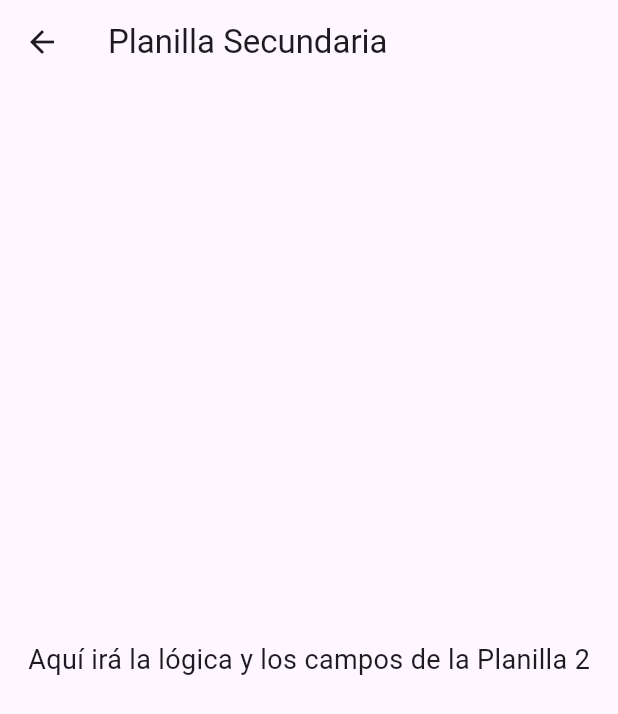
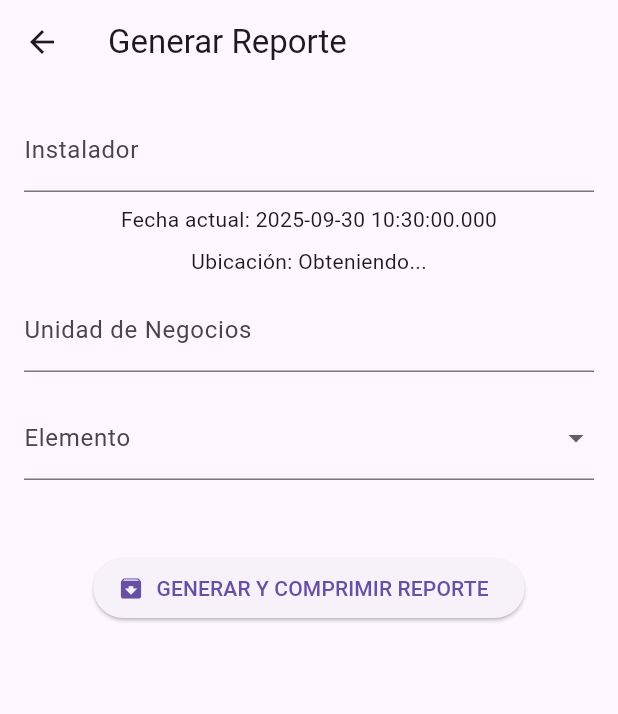
Before and after one commit to aleesilval/planta_externa, a Flutter app: the Planilla2Page screen opened directly, on a phone screen of 412 x 824 dp. Shown: the top 714 px of the screen. Run offline on Flutter 3.47's test engine with Material 3 defaults, Android fonts, the phone set to English and light mode, and no system bars; our stand-ins replace file_picker, flutter_map, geolocator, latlong2, pdf, printing.

Commit message:
adicion de planilla 2 donde se adicionaran las fotos por elemento para el nap register

```diff
--- a/lib/screens/planilla2.dart
+++ b/lib/screens/planilla2.dart
@@ -1,26 +1,13 @@
 import 'package:flutter/material.dart';
+import 'report_generator_screen.dart';
 
-class Planilla2Page extends StatefulWidget {
-  const Planilla2Page({super.key});
+class Planilla2Page extends StatelessWidget {
+  const Planilla2Page({Key? key}) : super(key: key);
+
   @override
-  State<Planilla2Page> createState() => _Planilla2Page();
-}
-
-class _Planilla2Page extends State<Planilla2Page> {
-  @override
-/*************  ✨ Windsurf Command ⭐  *************/
-  /// Builds a [Scaffold] with an [AppBar] and a centered [Text]
-  /// widget. The [Text] widget displays the text 'Aquí irá la lógica
-  /// y los campos de la Planilla 2' with a font size of 18.
-/*******  d3db5b1f-c3b1-446f-9f9a-707b8582a389  *******/  Widget build(BuildContext context) {
+  Widget build(BuildContext context) {
     return Scaffold(
-      appBar: AppBar(title: const Text('Planilla Secundaria')),
-      body: Center(
-        child: const Text(
-          'Aquí irá la lógica y los campos de la Planilla 2',
-          style: TextStyle(fontSize: 18),
-        ),
-      ),
+      body: ReportGeneratorScreen(),
     );
   }
 }
--- /dev/null
+++ b/lib/screens/report_generator_screen.dart
@@ -0,0 +1,392 @@
+import 'package:flutter/material.dart';
+import 'package:file_picker/file_picker.dart';
+import 'package:geolocator/geolocator.dart';
+import 'report_logic.dart';
+
+class ReportGeneratorScreen extends StatefulWidget {
+  const ReportGeneratorScreen({Key? key}) : super(key: key);
+
+  @override
+  State<ReportGeneratorScreen> createState() => _ReportGeneratorScreenState();
+}
+
+class _ReportGeneratorScreenState extends State<ReportGeneratorScreen> {
+  // Campos fijos
+  final TextEditingController _instaladorController = TextEditingController();
+  final TextEditingController _unidadNegocioController = TextEditingController();
+  DateTime _fechaActual = DateTime.now();
+  Position? _ubicacionActual;
+
+  // Selección de elemento principal
+  String? _elementoSeleccionado;
+  final List<String> _elementos = ['FDT', 'Closure', 'NAP'];
+
+  // Campos dinámicos (según selección)
+  Map<String, TextEditingController> _camposDinamicos = {};
+  String? _closureNaturaleza;
+  String? _fdtConClosureSecundario;
+
+  // Nomenclatura final generada
+  String _nomenclatura = "";
+
+  // Secciones de fotos y adjuntos
+  Map<String, List<PlatformFile>> _fotosPorSeccion = {};
+
+  // Control de pestañas retraíbles
+  Map<String, bool> _seccionesExpand = {};
+
+  bool _generando = false;
+
+  @override
+  void initState() {
+    super.initState();
+    _obtenerUbicacion();
+  }
+
+  Future<void> _obtenerUbicacion() async {
+    try {
+      final pos = await Geolocator.getCurrentPosition();
+      setState(() {
+        _ubicacionActual = pos;
+      });
+    } catch (e) {
+      // Manejo básico de error de ubicación
+    }
+  }
+
+  void _actualizarNomenclatura() {
+    // LOGICA para generar la nomenclatura según la selección y campos
+    // (Ver archivo aparte para mantener limpio si crece)
+    setState(() {
+      _nomenclatura = obtenerNomenclatura(
+        elemento: _elementoSeleccionado,
+        closureNaturaleza: _closureNaturaleza,
+        fdtConClosureSecundario: _fdtConClosureSecundario,
+        campos: _camposDinamicos.map((k, v) => MapEntry(k, v.text)),
+      );
+    });
+  }
+
+  List<String> _seccionesFotos() {
+    // Devuelve las secciones de adjuntos según selección
+    if (_elementoSeleccionado == "NAP") {
+      return [
+        "Etiquetas del elemento",
+        "Bandejas de puertos",
+        "Bandejas de empalmes",
+        "Instalacion Tanquilla o Poste",
+      ];
+    } else if (_elementoSeleccionado == "Closure") {
+      switch (_closureNaturaleza) {
+        case "Distribucion":
+          return [
+            "Etiquetado del elemento",
+            "Instalacion Tanquilla o Poste",
+            "Salidas del elemento",
+            "Bandejas",
+          ];
+        case "Continuidad":
+          return [
+            "Instalacion Tanquilla o Poste",
+            "Salidas del elemento",
+            "Lateral derecho",
+            "Lateral izquierdo",
+            "Bandejas",
+          ];
+        case "Reparacion":
+          return [
+            "Instalacion Tanquilla o Poste",
+            "Salidas del elemento",
+            "lateral derecho",
+            "Lateral izquierdo",
+            "Bandejas",
+          ];
+        case "Secundario":
+          return [
+            "Etiquetado del elemento",
+            "Instalacion Tanquilla o Poste",
+            "Salidas del elemento",
+            "Bandejas",
+          ];
+        default:
+          return [];
+      }
+    } else if (_elementoSeleccionado == "FDT") {
+      return [
+        "Etiquetado del elemento",
+        "Salidas del elemento",
+        "Bandejas de alimentacion",
+        "Bandejas de Splitter",
+        "Instalacion de Tanquilla o Poste",
+      ];
+    }
+    return [];
+  }
+
+  Widget _buildCamposDinamicos() {
+    List<Widget> campos = [];
+    _camposDinamicos.clear();
+
+    if (_elementoSeleccionado == "NAP") {
+      campos.addAll([
+        _buildCampo("Numero de FDT"),
+        _buildCampo("Numero de cable secundario"),
+        _buildCampo("Numero de NAP"),
+      ]);
+    } else if (_elementoSeleccionado == "Closure") {
+      campos.add(
+        DropdownButtonFormField<String>(
+          value: _closureNaturaleza,
+          items: [
+            "Distribucion",
+            "Continuidad",
+            "Secundario",
+            "Reparacion",
+          ].map((s) => DropdownMenuItem(value: s, child: Text(s))).toList(),
+          onChanged: (v) {
+            setState(() {
+              _closureNaturaleza = v;
+              _actualizarNomenclatura();
+            });
+          },
+          decoration: InputDecoration(labelText: "Naturaleza"),
+        ),
+      );
+      if (_closureNaturaleza == "Distribucion") {
+        campos.addAll([
+          _buildCampo("Feeder"),
+          _buildCampo("Nro Closure"),
+        ]);
+      } else if (_closureNaturaleza == "Secundario") {
+        campos.addAll([
+          _buildCampo("Closure padre"),
+          _buildCampo("Distribucion"),
+          _buildCampo("Closure secundario"),
+        ]);
+      } else if (_closureNaturaleza == "Continuidad") {
+        campos.add(_buildCampo("Nro Closure"));
+      } else if (_closureNaturaleza == "Reparacion") {
+        campos.add(_buildCampo("Nro Closure de reparacion"));
+      }
+    } else if (_elementoSeleccionado == "FDT") {
+      campos.add(
+        DropdownButtonFormField<String>(
+          value: _fdtConClosureSecundario,
+          items: ["Si", "No"].map((s) => DropdownMenuItem(value: s, child: Text(s))).toList(),
+          onChanged: (v) {
+            setState(() {
+              _fdtConClosureSecundario = v;
+              _actualizarNomenclatura();
+            });
+          },
+          decoration: InputDecoration(labelText: "¿Con closure secundario?"),
+        ),
+      );
+      if (_fdtConClosureSecundario == "No") {
+        campos.addAll([
+          _buildCampo("Closure padre"),
+          _buildCampo("Distribucion"),
+          _buildCampo("Nro FDT"),
+        ]);
+      } else if (_fdtConClosureSecundario == "Si") {
+        campos.addAll([
+          _buildCampo("Closure Secundario padre"),
+          _buildCampo("Distribucion"),
+          _buildCampo("Numero de FDT"),
+        ]);
+      }
+    }
+    return Column(children: campos);
+  }
+
+  Widget _buildCampo(String label) {
+    final controller = _camposDinamicos.putIfAbsent(label, () => TextEditingController());
+    return Padding(
+      padding: const EdgeInsets.symmetric(vertical: 4.0),
+      child: TextField(
+        controller: controller,
+        decoration: InputDecoration(labelText: label),
+        onChanged: (_) => _actualizarNomenclatura(),
+      ),
+    );
+  }
+
+  Future<void> _pickImages(String seccion) async {
+    FilePickerResult? result = await FilePicker.platform.pickFiles(
+      allowMultiple: true,
+      type: FileType.image,
+    );
+    if (result != null) {
+      setState(() {
+        _fotosPorSeccion.putIfAbsent(seccion, () => []);
+        _fotosPorSeccion[seccion]!.addAll(result.files);
+      });
+    }
+  }
+
+  Widget _buildFotosSeccion() {
+    // Pestañas retraíbles por sección
+    final secciones = _seccionesFotos();
+    if (secciones.isEmpty) return SizedBox.shrink();
+    return Column(
+      children: secciones.map((seccion) {
+        final expanded = _seccionesExpand[seccion] ?? false;
+        final fotos = _fotosPorSeccion[seccion] ?? [];
+        return Card(
+          child: ExpansionTile(
+            title: Text("$seccion (${fotos.length})"),
+            initiallyExpanded: expanded,
+            onExpansionChanged: (val) {
+              setState(() {
+                _seccionesExpand[seccion] = val;
+              });
+            },
+            children: [
+              ElevatedButton(
+                onPressed: () => _pickImages(seccion),
+                child: const Text("Adjuntar Fotos"),
+              ),
+              ...fotos.asMap().entries.map((entry) => ListTile(
+                    title: Text("${seccion}_${entry.key + 1}.${entry.value.extension}"),
+                  )),
+            ],
+          ),
+        );
+      }).toList(),
+    );
+  }
+
+  Future<void> _generarYComprimirReporte() async {
+    setState(() => _generando = true);
+    final success = await generateAndCompressReport(
+      instalador: _instaladorController.text,
+      fecha: _fechaActual,
+      ubicacion: _ubicacionActual,
+      unidadNegocio: _unidadNegocioController.text,
+      elemento: _elementoSeleccionado,
+      closureNaturaleza: _closureNaturaleza,
+      fdtConClosureSecundario: _fdtConClosureSecundario,
+      campos: _camposDinamicos.map((k, v) => MapEntry(k, v.text)),
+      nomenclatura: _nomenclatura,
+      fotosPorSeccion: _fotosPorSeccion,
+      context: context,
+    );
+    setState(() => _generando = false);
+
+    showDialog(
+      context: context,
+      builder: (_) => AlertDialog(
+        title: Text(success ? "Éxito" : "Error"),
+        content: Text(success
+            ? "Reporte generado y comprimido con éxito en la carpeta Descargas."
+            : "Hubo un error al generar el reporte."),
+        actions: [
+          TextButton(onPressed: () => Navigator.pop(context), child: Text("OK")),
+        ],
+      ),
+    );
+  }
+
+  @override
+  Widget build(BuildContext context) {
+    return Scaffold(
+      appBar: AppBar(title: const Text("Generar Reporte")),
+      body: SingleChildScrollView(
+        padding: const EdgeInsets.all(16),
+        child: Column(
+          children: [
+            // Campos fijos
+            TextField(
+              controller: _instaladorController,
+              decoration: const InputDecoration(labelText: "Instalador"),
+            ),
+            const SizedBox(height: 8),
+            Text("Fecha actual: ${_fechaActual.toLocal()}"),
+            const SizedBox(height: 8),
+            Text("Ubicación: ${_ubicacionActual != null ? "${_ubicacionActual!.latitude}, ${_ubicacionActual!.longitude}" : "Obteniendo..."}"),
+            const SizedBox(height: 8),
+            TextField(
+              controller: _unidadNegocioController,
+              decoration: const InputDecoration(labelText: "Unidad de Negocios"),
+            ),
+            const SizedBox(height: 16),
+
+            // Selección de elemento principal
+            DropdownButtonFormField<String>(
+              value: _elementoSeleccionado,
+              items: _elementos.map((e) => DropdownMenuItem(value: e, child: Text(e))).toList(),
+              onChanged: (val) {
+                setState(() {
+                  _elementoSeleccionado = val;
+                  _closureNaturaleza = null;
+                  _fdtConClosureSecundario = null;
+                  _camposDinamicos.clear();
+                  _fotosPorSeccion.clear();
+                  _seccionesExpand.clear();
+                });
+                _actualizarNomenclatura();
+              },
+              decoration: const InputDecoration(labelText: "Elemento"),
+            ),
+            const SizedBox(height: 8),
+
+            // Campos dinámicos según selección
+            _buildCamposDinamicos(),
+            const SizedBox(height: 8),
+
+            // Nomenclatura generada
+            if (_nomenclatura.isNotEmpty)
+              Text("Nomenclatura: $_nomenclatura", style: TextStyle(fontWeight: FontWeight.bold)),
+
+            const SizedBox(height: 16),
+
+            // Sección de fotos/adjuntos
+            _buildFotosSeccion(),
+
+            const SizedBox(height: 16),
+            ElevatedButton.icon(
+              icon: _generando ? SizedBox(width: 18, height: 18, child: CircularProgressIndicator(strokeWidth: 2)) : Icon(Icons.archive),
+              label: const Text("GENERAR Y COMPRIMIR REPORTE"),
+              onPressed: _generando ? null : _generarYComprimirReporte,
+            ),
+          ],
+        ),
+      ),
+    );
+  }
+}
+
+// Lógica de nomenclatura (puede moverse a un archivo separado si crece)
+String obtenerNomenclatura({
+  String? elemento,
+  String? closureNaturaleza,
+  String? fdtConClosureSecundario,
+  required Map<String, String> campos,
+}) {
+  switch (elemento) {
+    case "NAP":
+      return "M${campos["Numero de FDT"] ?? ""}-CS${campos["Numero de cable secundario"] ?? ""}-M${campos["Numero de NAP"] ?? ""}";
+    case "Closure":
+      switch (closureNaturaleza) {
+        case "Distribucion":
+          return "${campos["Feeder"] ?? ""}-CL${campos["Nro Closure"] ?? ""}";
+        case "Secundario":
+          return "CL${campos["Closure padre"] ?? ""}-D${campos["Distribucion"] ?? ""}-CLS${campos["Closure secundario"] ?? ""}";
+        case "Continuidad":
+          return "CLC${campos["Nro Closure"] ?? ""}";
+        case "Reparacion":
+          return "CLR${campos["Nro Closure de reparacion"] ?? ""}";
+        default:
+          return "";
+      }
+    case "FDT":
+      if (fdtConClosureSecundario == "No") {
+        return "CL${campos["Closure padre"] ?? ""}-D${campos["Distribucion"] ?? ""}-M${campos["Nro FDT"] ?? ""}";
+      } else if (fdtConClosureSecundario == "Si") {
+        return "CLS${campos["Closure Secundario padre"] ?? ""}-D${campos["Distribucion"] ?? ""}-M${campos["Numero de FDT"] ?? ""}";
+      }
+      return "";
+    default:
+      return "";
+  }
+}
--- a/lib/screens/welcome_page.dart
+++ b/lib/screens/welcome_page.dart
@@ -17,7 +17,7 @@ class _WelcomePageState extends State<WelcomePage> {
     Widget page;
     switch (_selectedPlanilla) {
       case 1: page = const FormularioPage(); break;
-      case 2: page = const Planilla2Page(); break;
+      case 2: page =  Planilla2Page(); break;
       case 3: page = const Planilla3Page(); break;
       default: page = const FormularioPage();
     }
```
Also changed, not shown: lib/screens/planilla1.dart (+40 -38 lines), lib/screens/report_logic.dart (added, +90 -0 lines), pubspec.yaml (+8 -4 lines), assets/images/Imagen de WhatsApp 2025-09-30 a las 15.56.20_059dd44d.jpg (added), flutter_01.png (added), pubspec.lock, 1 other file.
